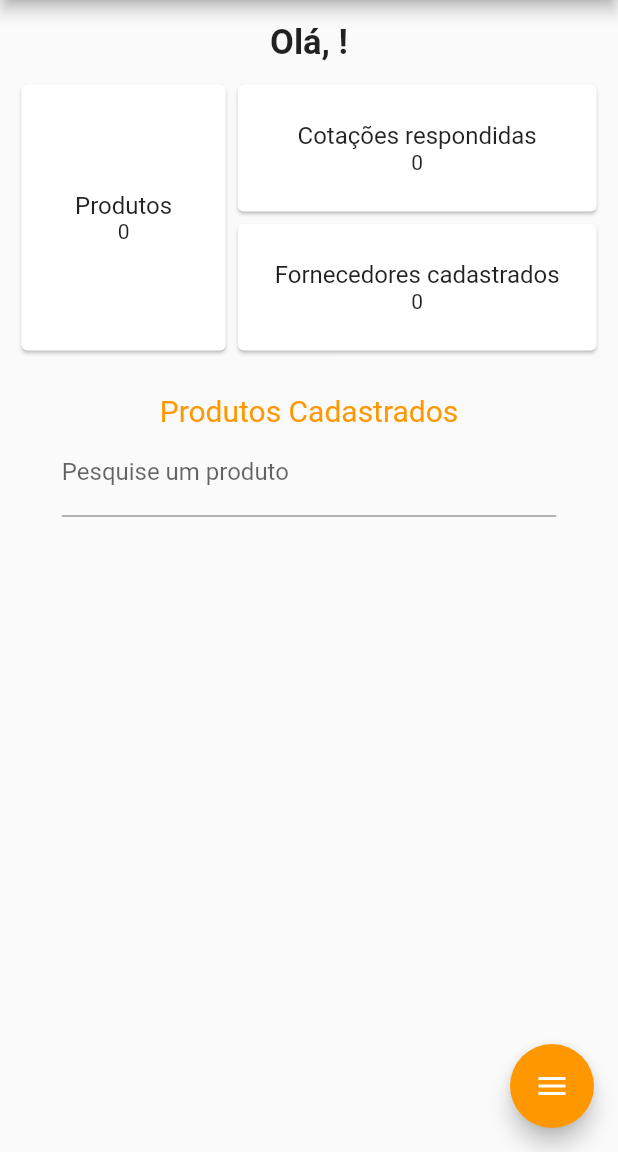
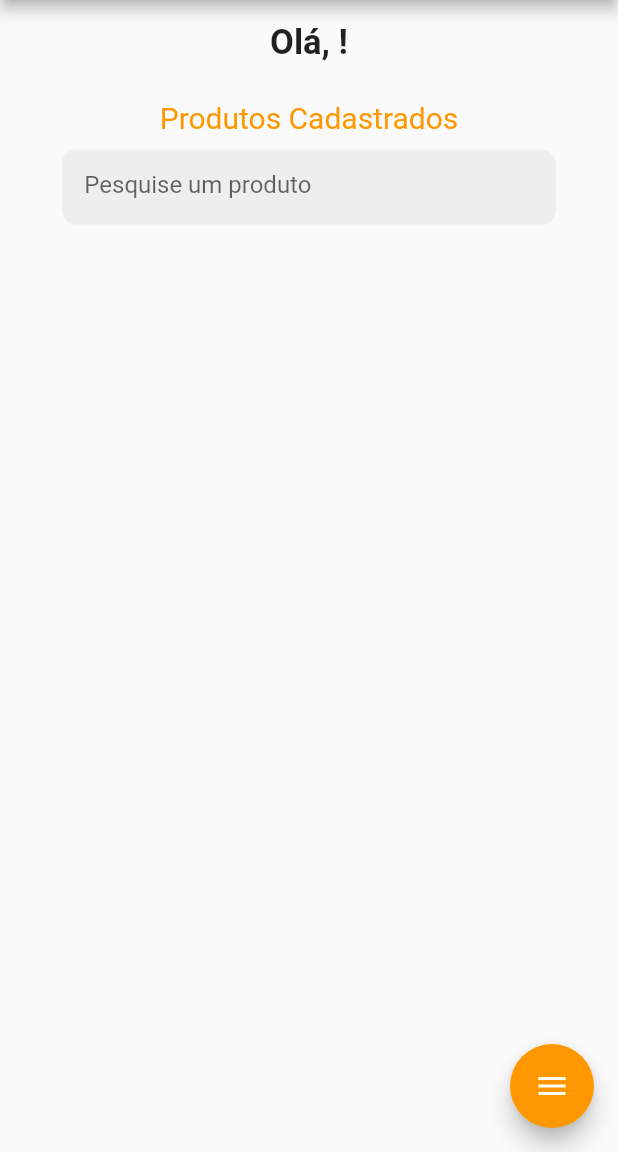
Before and after one commit to ThiagoBertoldi/alliance, a Flutter app: the CotacoesPassadas_State screen opened directly, after a tap on the "arrow back" icon, on a phone screen of 412 x 824 dp, the part 84-1236 px from its top. Run offline on Flutter 3.47's test engine with Material 2 defaults, Android fonts, the phone set to English and light mode, and no system bars; drawn by our look-alikes of flutter_speed_dial; our stand-ins replace cloud_firestore, firebase_auth, firebase_core, flutter_staggered_animations, google_sign_in; missing offline and left inert: mailer; accounts and stored records are empty.

Commit message:
Alterações Gerais

```diff
--- a/lib/app/views/homePage_EsqueciSenha.dart
+++ b/lib/app/views/homePage_EsqueciSenha.dart
@@ -1,14 +1,9 @@
-import 'package:alliance/app/views/google_auth_api.dart';
 import 'package:alliance/firebase_script/scripts.dart';
 import 'package:firebase_auth/firebase_auth.dart';
 import 'package:flutter/material.dart';
 import 'package:flutter/widgets.dart';
 import 'package:firebase_core/firebase_core.dart';
 import 'package:alliance/app/views/homePage_Login.dart';
-import 'package:mailer/mailer.dart';
-import 'package:mailer/smtp_server/gmail.dart';
-import 'dart:convert';
-import 'dart:math';
 
 import 'homePage_VerifiqueEmail.dart';
 
--- a/lib/app/views/homePage_Login.dart
+++ b/lib/app/views/homePage_Login.dart
@@ -48,7 +48,10 @@ class _MyHomePageState_Login extends State<HomePage_Login> {
 
           Navigator.push(
             context,
-            MaterialPageRoute(builder: (context) => HomePage_MenuCliente()),
+            MaterialPageRoute(
+                builder: (context) => MenuCliente_State(
+                      title: 'ALLIANCE',
+                    )),
           );
         } else {
           userCredential = FirebaseAuth.instance.currentUser;
--- a/lib/app/views/viewsCliente/homePage_CotacoesPassadas.dart
+++ b/lib/app/views/viewsCliente/homePage_CotacoesPassadas.dart
@@ -1,13 +1,11 @@
-import 'package:alliance/app/views/google_auth_api.dart';
-import 'package:alliance/app/views/viewsCliente/homePage_MenuCliente.dart';
 import 'package:alliance/firebase_script/scripts.dart';
 import 'package:cloud_firestore/cloud_firestore.dart';
-import 'package:firebase_auth/firebase_auth.dart';
+
 import 'package:flutter/material.dart';
 import 'package:flutter/widgets.dart';
 import 'package:firebase_core/firebase_core.dart';
-import 'package:alliance/app/views/homePage_Login.dart';
 
+import 'homePage_MenuCliente.dart';
 import 'homePage_exibeCotacoes.dart';
 
 main() async {
@@ -52,7 +50,8 @@ class _MyHomePageState_EsqueciSenha extends State<CotacoesPassadas_State> {
             Navigator.push(
                 context,
                 MaterialPageRoute(
-                    builder: (BuildContext context) => HomePage_MenuCliente()));
+                    builder: (BuildContext context) =>
+                        MenuCliente_State(title: 'ALLIANCE')));
           },
           tooltip: MaterialLocalizations.of(context).openAppDrawerTooltip,
         ),
--- a/lib/app/views/viewsCliente/homePage_MenuCliente.dart
+++ b/lib/app/views/viewsCliente/homePage_MenuCliente.dart
@@ -13,26 +13,6 @@ import '../homePage_InfoCadastradas.dart';
 import 'homePage_CotacoesPassadas.dart';
 import 'homePage_ProdutosRespondidos.dart';
 import 'homePage_RepresentantesCadastrados.dart';
-
-main() async {
-  WidgetsFlutterBinding.ensureInitialized();
-  Firebase.initializeApp();
-  runApp(HomePage_MenuCliente());
-}
-
-// ignore: camel_case_types
-class HomePage_MenuCliente extends StatelessWidget {
-  @override
-  Widget build(BuildContext context) {
-    return MaterialApp(
-      title: 'FlutterApp',
-      theme: ThemeData(
-        primarySwatch: Colors.orange,
-      ),
-      home: MenuCliente_State(title: "ALLIANCE"),
-    );
-  }
-}
 
 // ignore: camel_case_types
 class MenuCliente_State extends StatefulWidget {
@@ -76,81 +56,6 @@ class _MyHomePageState_MenuCliente extends State<MenuCliente_State> {
                         style: TextStyle(
                             fontSize: 23, fontWeight: FontWeight.bold))),
                 Container(
-                  margin: EdgeInsets.only(
-                      top: MediaQuery.of(context).size.width * 0.025),
-                  child: Row(
-                    crossAxisAlignment: CrossAxisAlignment.center,
-                    mainAxisAlignment: MainAxisAlignment.center,
-                    children: [
-                      Container(
-                        width: MediaQuery.of(context).size.width * 0.35,
-                        height: MediaQuery.of(context).size.height * 0.225,
-                        child: Card(
-                          child: Container(
-                            child: Column(
-                              crossAxisAlignment: CrossAxisAlignment.center,
-                              mainAxisAlignment: MainAxisAlignment.center,
-                              children: [
-                                Text(
-                                  'Produtos',
-                                  style: TextStyle(fontSize: 16),
-                                ),
-                                Text("0"),
-                              ],
-                            ),
-                          ),
-                        ),
-                      ),
-                      Column(
-                        crossAxisAlignment: CrossAxisAlignment.center,
-                        mainAxisAlignment: MainAxisAlignment.center,
-                        children: [
-                          Container(
-                            width: MediaQuery.of(context).size.width * 0.6,
-                            height: MediaQuery.of(context).size.height * 0.1125,
-                            child: Card(
-                              child: Container(
-                                child: Column(
-                                  crossAxisAlignment: CrossAxisAlignment.center,
-                                  mainAxisAlignment: MainAxisAlignment.center,
-                                  children: [
-                                    Text(
-                                      'Cotações respondidas',
-                                      style: TextStyle(fontSize: 16),
-                                    ),
-                                    Text("0"),
-                                  ],
-                                ),
-                              ),
-                            ),
-                          ),
-                          Container(
-                            width: MediaQuery.of(context).size.width * 0.6,
-                            height: MediaQuery.of(context).size.height * 0.1125,
-                            child: Card(
-                              child: Container(
-                                child: Column(
-                                  crossAxisAlignment: CrossAxisAlignment.center,
-                                  mainAxisAlignment: MainAxisAlignment.center,
-                                  children: [
-                                    Text(
-                                      'Fornecedores cadastrados',
-                                      style: TextStyle(fontSize: 16),
-                                    ),
-                                    Text(
-                                      "0",
-                                    )
-                                  ],
-                                ),
-                              ),
-                            ),
-                          ),
-                        ],
-                      ),
-                    ],
-                  ),
-                ),
-                Container(
                     margin: EdgeInsets.only(
                         top: MediaQuery.of(context).size.width * 0.06),
                     child: Center(
@@ -158,14 +63,22 @@ class _MyHomePageState_MenuCliente extends State<MenuCliente_State> {
                           style: TextStyle(fontSize: 20, color: Colors.orange)),
                     )),
                 Container(
-                  height: 60,
+                  margin: EdgeInsets.only(top: 10),
+                  height: 50,
                   width: MediaQuery.of(context).size.width * 0.8,
+                  decoration: BoxDecoration(
+                      borderRadius: BorderRadius.circular(10),
+                      color: Colors.grey[200]),
                   child: TextField(
                     onChanged: (text) {
-                      procuraProduto = text;
+                      setState(() {
+                        procuraProduto = text;
+                      });
                     },
                     decoration: InputDecoration(
+                      contentPadding: EdgeInsets.only(left: 15),
                       labelText: 'Pesquise um produto',
+                      border: InputBorder.none,
                     ),
                   ),
                 ),
--- a/lib/app/views/viewsCliente/homePage_RepresentantesCadastrados.dart
+++ b/lib/app/views/viewsCliente/homePage_RepresentantesCadastrados.dart
@@ -54,7 +54,9 @@ class _MyHomePageState extends State<HomePage_RepresentantesCadastrados> {
             Navigator.push(
                 context,
                 MaterialPageRoute(
-                    builder: (BuildContext context) => HomePage_MenuCliente()));
+                    builder: (BuildContext context) => MenuCliente_State(
+                          title: 'ALLIANCE',
+                        )));
           },
           child: Icon(
             Icons.arrow_back,
--- a/lib/firebase_script/scripts.dart
+++ b/lib/firebase_script/scripts.dart
@@ -314,6 +314,7 @@ Future sendEmail() async {
 
 void calculaPrecos() async {
   var empresas = await db.collection("precoAtualProduto").get();
+  var produto = new Map();
 
   for (var doc in empresas.docs) {
     var precos = await db
@@ -323,8 +324,8 @@ void calculaPrecos() async {
         .get();
 
     for (var doc2 in precos.docs) {
-      var produto = new Map();
-      produto[doc['empresa']] = doc2['preço'];
+      produto[doc['empresa']] = int.parse(doc2['preço']);
+
       print(produto);
     }
   }
```
